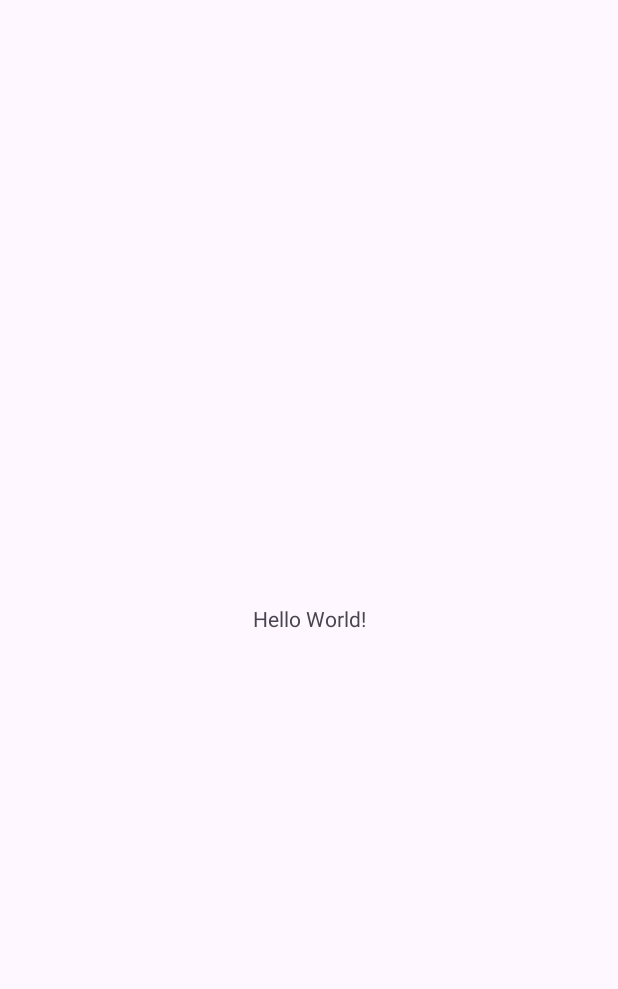
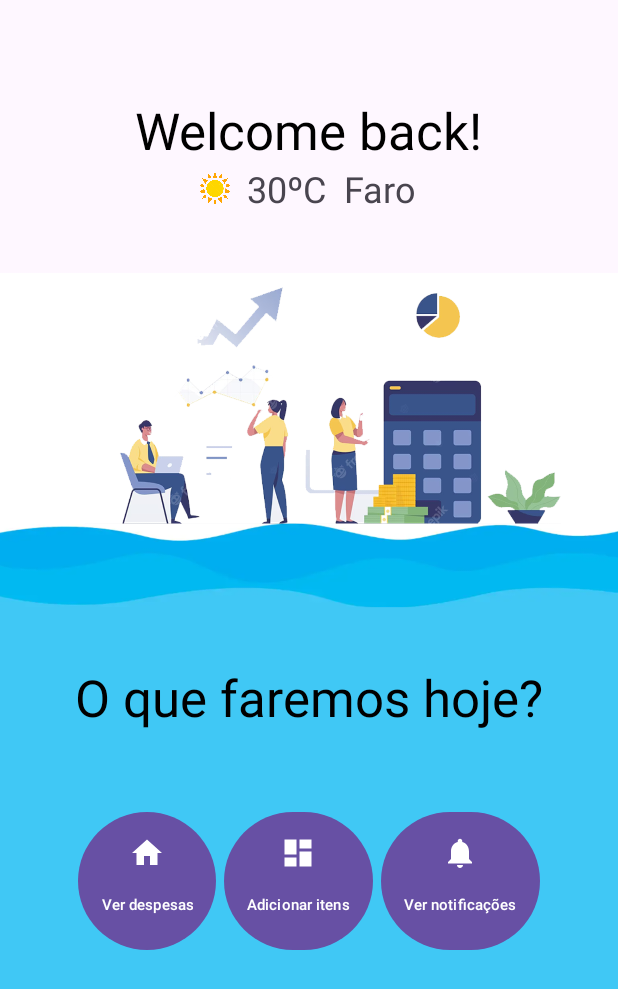
Before and after one commit to andregod/AppBudgetV2, an Android app: the screen it shows after launch (MainActivity), on a phone screen of 412 x 824 dp. Before the commit the part shown is almost empty. Shown: the top 989 px of the screen. Run offline under Robolectric (Android 15) with nearby library versions, the phone set to English and light mode, and no system bars.

Commit message:
Import das imagens e texto antigas

```diff
--- /dev/null
+++ b/app/src/main/res/drawable/ic_dashboard_24dp.xml
@@ -0,0 +1,9 @@
+<vector xmlns:android="http://schemas.android.com/apk/res/android"
+    android:width="24dp"
+    android:height="24dp"
+    android:viewportWidth="24.0"
+    android:viewportHeight="24.0">
+    <path
+        android:fillColor="#FFFFFF"
+        android:pathData="M3,13h8L11,3L3,3v10zM3,21h8v-6L3,15v6zM13,21h8L21,11h-8v10zM13,3v6h8L21,3h-8z" />
+</vector>
--- /dev/null
+++ b/app/src/main/res/drawable/ic_home_24dp.xml
@@ -0,0 +1,9 @@
+<vector xmlns:android="http://schemas.android.com/apk/res/android"
+    android:width="24dp"
+    android:height="24dp"
+    android:viewportWidth="24.0"
+    android:viewportHeight="24.0">
+    <path
+        android:fillColor="#FFFFFF"
+        android:pathData="M10,20v-6h4v6h5v-8h3L12,3 2,12h3v8z" />
+</vector>
--- /dev/null
+++ b/app/src/main/res/drawable/ic_notifications_24dp.xml
@@ -0,0 +1,9 @@
+<vector xmlns:android="http://schemas.android.com/apk/res/android"
+    android:width="24dp"
+    android:height="24dp"
+    android:viewportWidth="24.0"
+    android:viewportHeight="24.0">
+    <path
+        android:fillColor="#FFFFFF"
+        android:pathData="M12,22c1.1,0 2,-0.9 2,-2h-4c0,1.1 0.89,2 2,2zM18,16v-5c0,-3.07 -1.64,-5.64 -4.5,-6.32L13.5,4c0,-0.83 -0.67,-1.5 -1.5,-1.5s-1.5,0.67 -1.5,1.5v0.68C7.63,5.36 6,7.92 6,11v5l-2,2v1h16v-1l-2,-2z" />
+</vector>
--- a/app/src/main/res/layout/activity_main.xml
+++ b/app/src/main/res/layout/activity_main.xml
@@ -2,17 +2,125 @@
 <androidx.constraintlayout.widget.ConstraintLayout xmlns:android="http://schemas.android.com/apk/res/android"
     xmlns:app="http://schemas.android.com/apk/res-auto"
     xmlns:tools="http://schemas.android.com/tools"
+    android:id="@+id/container"
     android:layout_width="match_parent"
     android:layout_height="match_parent"
-    tools:context=".MainActivity">
+    android:paddingTop="?attr/actionBarSize">
 
     <TextView
+        android:id="@+id/textView5"
         android:layout_width="wrap_content"
         android:layout_height="wrap_content"
-        android:text="Hello World!"
-        app:layout_constraintBottom_toBottomOf="parent"
+        android:text="Welcome back!"
+        android:textColor="#000000"
+        android:textSize="34sp"
         app:layout_constraintEnd_toEndOf="parent"
         app:layout_constraintStart_toStartOf="parent"
-        app:layout_constraintTop_toTopOf="parent" />
+        app:layout_constraintTop_toTopOf="@+id/frameLayout" />
+
+    <FrameLayout
+        android:id="@+id/frameLayout"
+        android:layout_width="wrap_content"
+        android:layout_height="wrap_content"
+        app:layout_constraintStart_toStartOf="parent"
+        app:layout_constraintTop_toTopOf="parent">
+
+        <ImageView
+            android:id="@+id/imageView"
+            android:layout_width="wrap_content"
+            android:layout_height="wrap_content"
+            android:scaleType="centerCrop"
+            app:srcCompat="@drawable/androidv1" />
+
+    </FrameLayout>
+
+    <LinearLayout
+        android:id="@+id/linearLayout"
+        android:layout_width="wrap_content"
+        android:layout_height="wrap_content"
+
+        android:orientation="horizontal"
+        app:layout_constraintEnd_toEndOf="parent"
+        app:layout_constraintStart_toStartOf="parent"
+        app:layout_constraintTop_toBottomOf="@+id/textView5">
+
+        <ImageView
+            android:id="@+id/imageView2"
+            android:layout_width="30dp"
+            android:layout_height="match_parent"
+            android:layout_weight="1"
+            app:srcCompat="@drawable/sun" />
+
+        <TextView
+            android:id="@+id/textView"
+            android:layout_width="wrap_content"
+            android:layout_height="wrap_content"
+            android:layout_weight="1"
+            android:text=" 30ºC "
+            android:textSize="24sp" />
+
+        <TextView
+            android:id="@+id/textView3"
+            android:layout_width="wrap_content"
+            android:layout_height="wrap_content"
+            android:layout_weight="1"
+            android:text=" Faro "
+            android:textSize="24sp" />
+    </LinearLayout>
+
+    <TextView
+        android:id="@+id/textView4"
+        android:layout_width="wrap_content"
+        android:layout_height="wrap_content"
+        android:layout_marginStart="50dp"
+        android:layout_marginTop="300dp"
+        android:textColor="#000000"
+        android:text="O que faremos hoje?"
+        android:textSize="34sp"
+        app:layout_constraintStart_toStartOf="parent"
+        app:layout_constraintTop_toBottomOf="@+id/linearLayout" />
+
+    <LinearLayout
+        android:layout_width="wrap_content"
+        android:layout_height="100dp"
+        android:layout_marginTop="50dp"
+        android:orientation="horizontal"
+        app:layout_constraintEnd_toEndOf="parent"
+        app:layout_constraintStart_toStartOf="parent"
+        app:layout_constraintTop_toBottomOf="@+id/textView4">
+
+        <Button
+            android:id="@+id/button"
+            android:layout_width="match_parent"
+            android:layout_height="match_parent"
+            android:layout_weight="1"
+            android:drawableTop="@drawable/ic_home_24dp"
+            android:padding="15dp"
+            android:text="@string/ver_despesas"
+            android:textSize="10sp" />
+
+        <Button
+            android:id="@+id/button2"
+            android:layout_width="match_parent"
+            android:layout_height="match_parent"
+            android:layout_weight="1"
+            android:padding="15dp"
+            android:layout_marginLeft="5dp"
+            android:layout_marginRight="5dp"
+            android:drawableTop="@drawable/ic_dashboard_24dp"
+            android:text="@string/adicionar_itens"
+            android:textSize="10sp"
+            />
+
+        <Button
+            android:id="@+id/button3"
+            android:layout_width="match_parent"
+            android:layout_height="match_parent"
+            android:layout_weight="1"
+            android:padding="15dp"
+            android:drawableTop="@drawable/ic_notifications_24dp"
+            android:text="@string/ver_notifica_es"
+            android:textSize="10sp"/>
+    </LinearLayout>
 
 </androidx.constraintlayout.widget.ConstraintLayout>
--- a/app/src/main/res/values/strings.xml
+++ b/app/src/main/res/values/strings.xml
@@ -1,3 +1,10 @@
 <resources>
-    <string name="app_name">AppBudgetV2</string>
+    <string name="app_name">AppBudget</string>
+    <string name="action_settings">Settings</string>
+    <string name="title_home">Home</string>
+    <string name="title_dashboard">Dashboard</string>
+    <string name="title_notifications">Notifications</string>
+    <string name="ver_despesas">Ver despesas</string>
+    <string name="adicionar_itens">Adicionar itens</string>
+    <string name="ver_notifica_es">Ver notificações</string>
 </resources>
```
Also changed, not shown: app/src/main/res/drawable/androidv1.png (added), app/src/main/res/drawable/sun.png (added).
